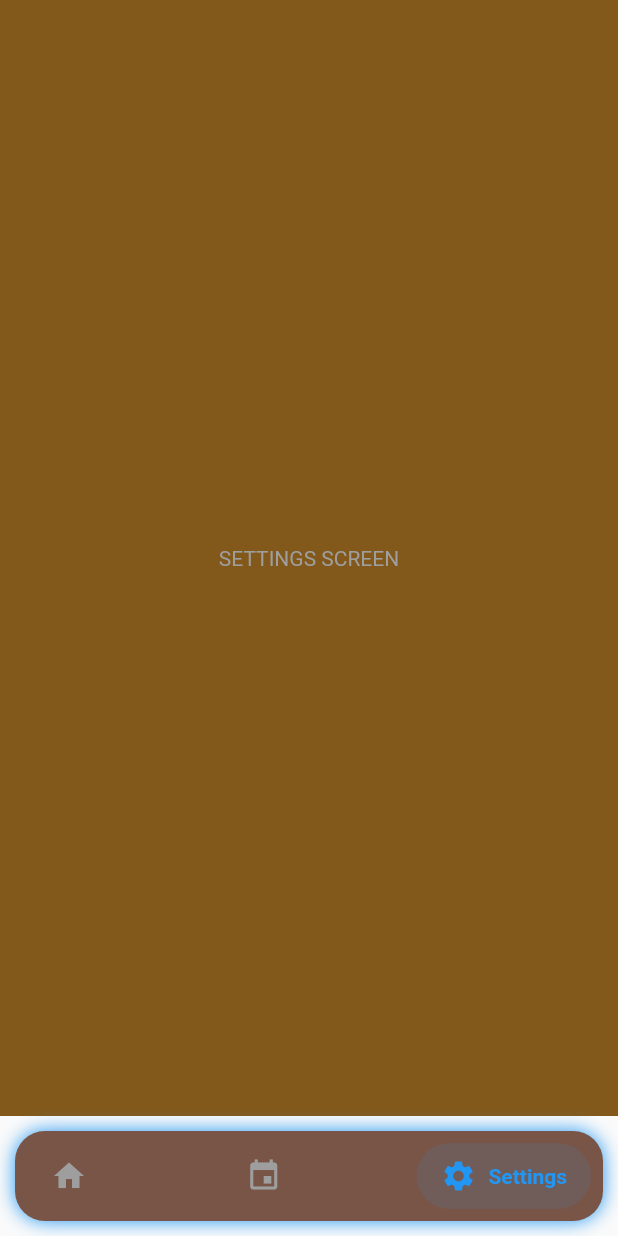
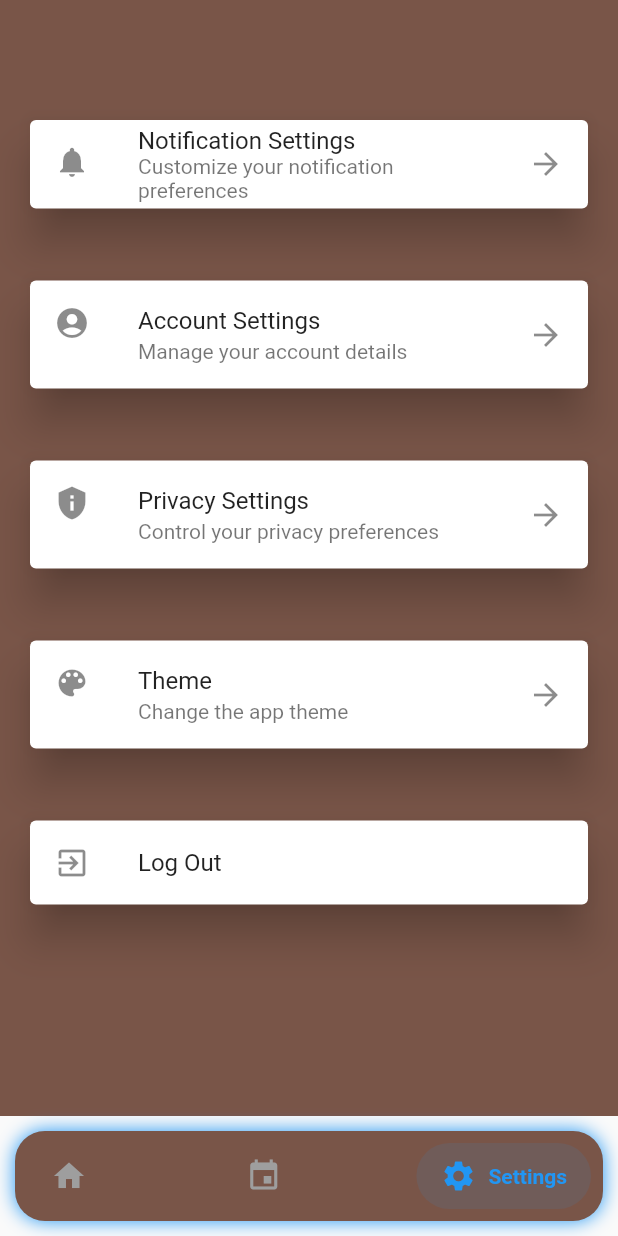
Before and after one commit to hngx-org/Team-Voltage-Treasure-Hunt, a Flutter app: the HomePage screen opened directly, item 3 of the bottom bar chosen, on a phone screen of 412 x 824 dp. Run offline on Flutter 3.47's test engine with Material 2 defaults, Android fonts, the phone set to English and light mode, and no system bars; drawn by our look-alikes of salomon_bottom_bar; our stand-ins replace device_preview, flutter_screenutil, google_maps_flutter, location, lottie.

Commit message:
settings screen

```diff
--- a/lib/presentation/app_settings/settings_screen.dart
+++ b/lib/presentation/app_settings/settings_screen.dart
@@ -1,13 +1,98 @@
 import 'package:flutter/material.dart';
 
-class SettingsScreen extends StatelessWidget {
-  const SettingsScreen({Key? key}) : super(key: key);
+class SettingsScreen extends StatefulWidget {
+  @override
+  State<SettingsScreen> createState() => _SettingsScreenState();
+}
 
+class _SettingsScreenState extends State<SettingsScreen> {
   @override
   Widget build(BuildContext context) {
-    return const Scaffold(
-      backgroundColor: Color(0xff82591B),
-      body: Center(child: Text('SETTINGS SCREEN'),),
+    return Scaffold(
+      backgroundColor: Colors.brown,
+      body: ListView(
+        padding: EdgeInsets.all(16.0),
+        children: <Widget>[
+          SizedBox(
+            height: 60,
+          ),
+          Card(
+            elevation: 12,
+            color: Colors.white,
+            child: ListTile(
+              title: Text('Notification Settings'),
+              subtitle: Text('Customize your notification preferences'),
+              leading: Icon(Icons.notifications),
+              trailing: Icon(Icons.arrow_forward),
+              onTap: () {
+                // Navigate to notification settings
+              },
+            ),
+          ),
+          SizedBox(
+            height: 40,
+          ),
+          Card(
+            elevation: 12,
+            color: Colors.white,
+            child: ListTile(
+              title: Text('Account Settings'),
+              subtitle: Text('Manage your account details'),
+              leading: Icon(Icons.account_circle),
+              trailing: Icon(Icons.arrow_forward),
+              onTap: () {
+                // Navigate to account settings
+              },
+            ),
+          ),
+          SizedBox(
+            height: 40,
+          ),
+          Card(
+            elevation: 12,
+            color: Colors.white,
+            child: ListTile(
+              title: Text('Privacy Settings'),
+              subtitle: Text('Control your privacy preferences'),
+              leading: Icon(Icons.privacy_tip),
+              trailing: Icon(Icons.arrow_forward),
+              onTap: () {
+                // Navigate to privacy settings
+              },
+            ),
+          ),
+          SizedBox(
+            height: 40,
+          ),
+          Card(
+            elevation: 12,
+            color: Colors.white,
+            child: ListTile(
+              title: Text('Theme'),
+              subtitle: Text('Change the app theme'),
+              leading: Icon(Icons.color_lens),
+              trailing: Icon(Icons.arrow_forward),
+              onTap: () {
+                // Navigate to theme settings
+              },
+            ),
+          ),
+          SizedBox(
+            height: 40,
+          ),
+          Card(
+            elevation: 12,
+            color: Colors.white,
+            child: ListTile(
+              title: Text('Log Out'),
+              leading: Icon(Icons.exit_to_app),
+              onTap: () {
+                // Handle user logout
+              },
+            ),
+          ),
+        ],
+      ),
     );
   }
 }
--- a/lib/presentation/home_screen/home_screen.dart
+++ b/lib/presentation/home_screen/home_screen.dart
@@ -15,7 +15,7 @@ class _HomePageState extends State<HomePage> {
   final List<Widget> _pages = [
     const Dashboard(),
     const MapPage(),
-    const SettingsScreen()
+    SettingsScreen()
   ];
 
   int _currentIndex = 0;
--- a/lib/presentation/home_screen/home_screen_implementation.dart
+++ b/lib/presentation/home_screen/home_screen_implementation.dart
@@ -39,6 +39,10 @@ class Dashboard extends StatelessWidget {
                       Container(
                         height: 10,
                         width: 140,
+                        color: Colors.black,
+                      ),
+                      SizedBox(
+                        height: 10,
                       ),
                     ],
                   ),
```
Also changed, not shown: 4 other files.
